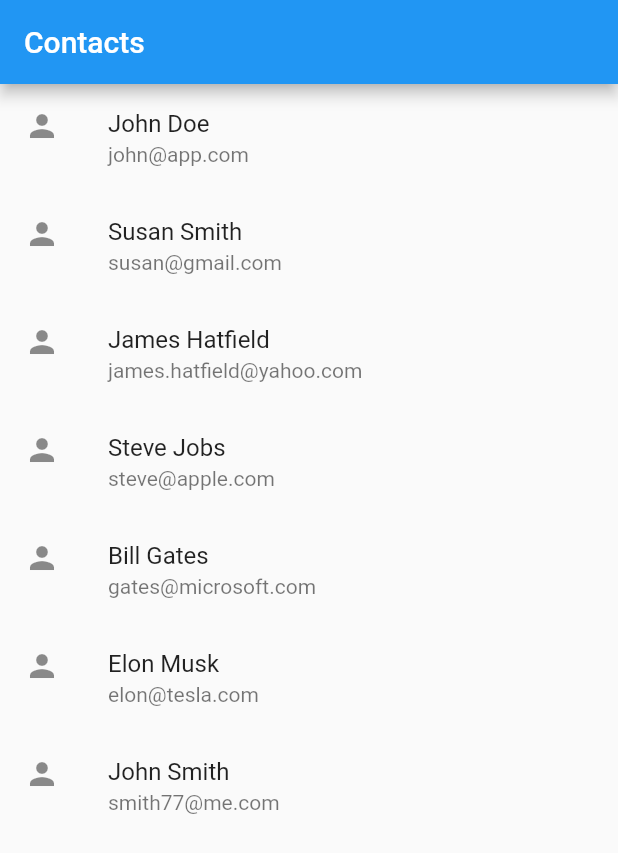
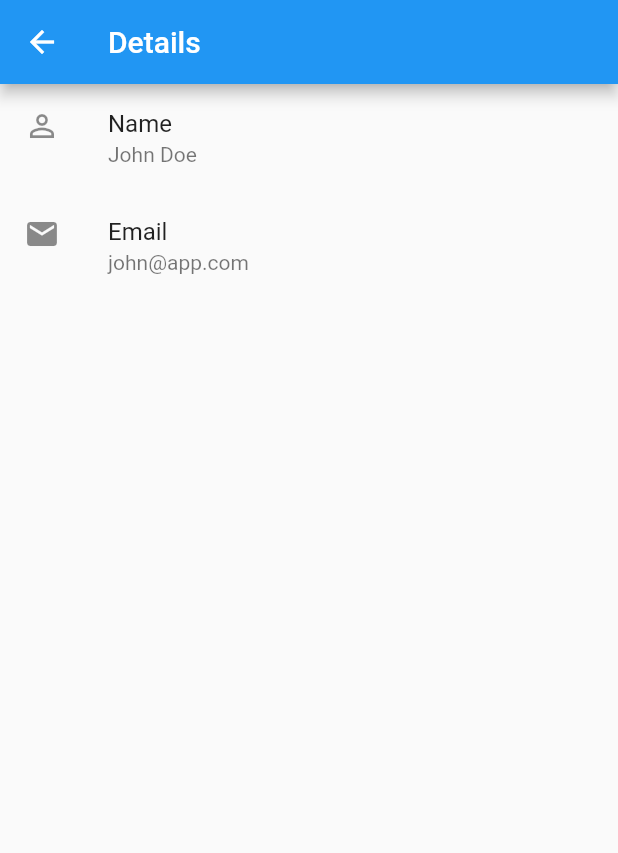
Before and after one commit to samuelematias/flutter_take_5, a Flutter app: the ContactsScreen screen opened directly, after a tap on "John Doe", on a phone screen of 412 x 824 dp. Shown: the top 853 px of the screen. Run offline on Flutter 3.47's test engine with Material 2 defaults, Android fonts, the phone set to English and light mode, and no system bars.

Commit message:
add ContactDetails

```diff
--- a/lib/ui/contacts/screen.dart
+++ b/lib/ui/contacts/screen.dart
@@ -23,9 +23,48 @@ class _ContactsScreenState extends State<ContactsScreen> {
             leading: Icon(Icons.person),
             title: Text(_contact.name),
             subtitle: Text(_contact.email),
-            onTap: () {},
+            onTap: () {
+              Navigator.of(context).push(
+                MaterialPageRoute(
+                  builder: (_) => ContactDetails(contact: _contact),
+                ),
+              );
+            },
           );
         },
+      ),
+    );
+  }
+}
+
+class ContactDetails extends StatelessWidget {
+  final Contact contact;
+
+  const ContactDetails({
+    Key key,
+    @required this.contact,
+  }) : super(key: key);
+
+  @override
+  Widget build(BuildContext context) {
+    return Scaffold(
+      appBar: AppBar(
+        title: Text('Details'),
+        centerTitle: false,
+      ),
+      body: ListView(
+        children: [
+          ListTile(
+            leading: Icon(Icons.person_outline),
+            title: Text('Name'),
+            subtitle: Text(contact.name),
+          ),
+          ListTile(
+            leading: Icon(Icons.email),
+            title: Text('Email'),
+            subtitle: Text(contact.email),
+          ),
+        ],
       ),
     );
   }
```
